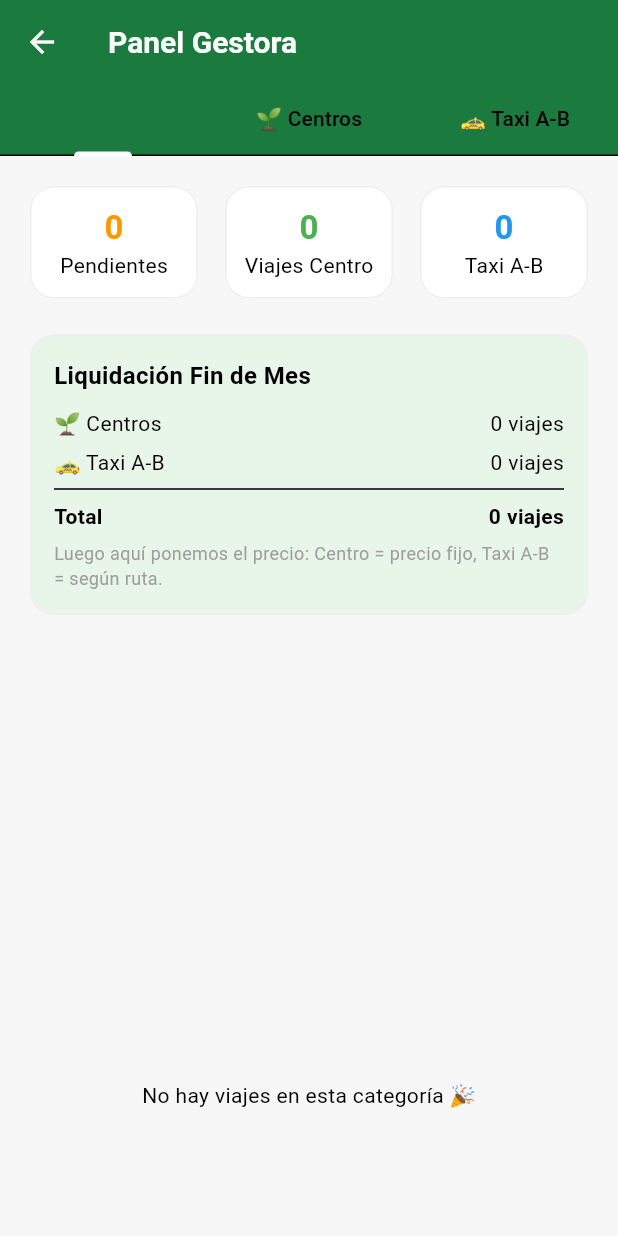
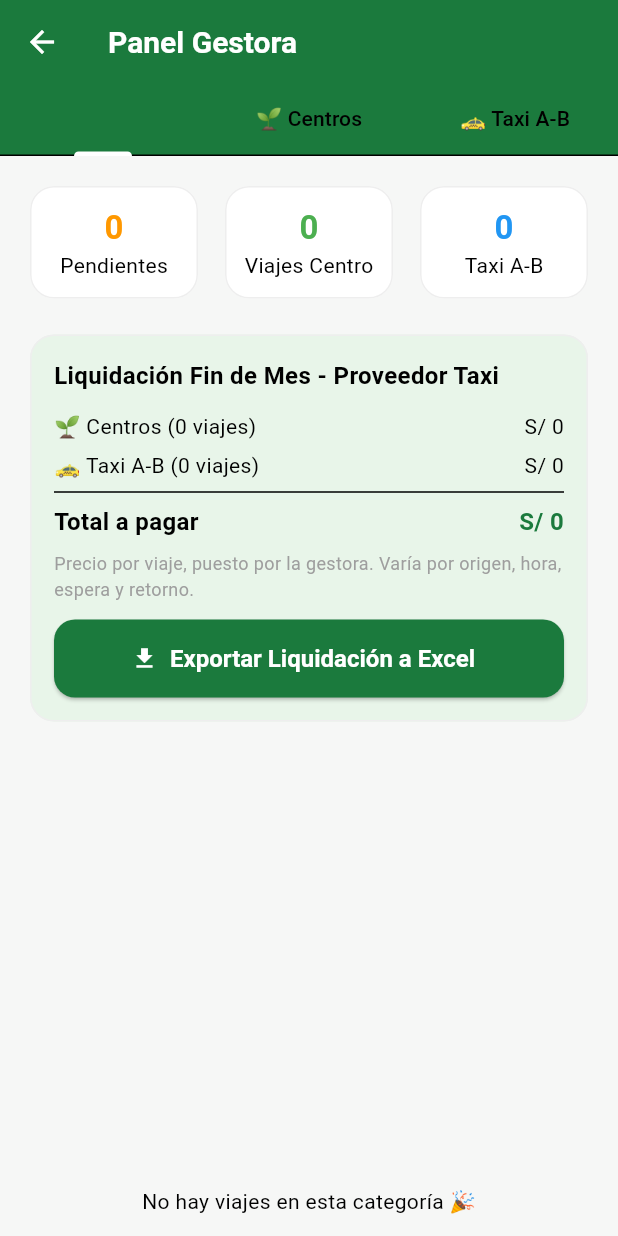
Before and after one commit to JPGomez20/Agend-y-Viajes, a Flutter app: the PanelGestoraScreen screen opened directly, on a phone screen of 412 x 824 dp. Run offline on Flutter 3.47's test engine with Material 3 defaults, Android fonts, the phone set to English and light mode, and no system bars; our stand-ins replace supabase_flutter; missing offline and left inert: dart:html, excel; accounts and stored records are empty.

Commit message:
Agrega exporte de liquidacion y precio variable por viaje

```diff
--- a/viajes_app/lib/screens/home_screen.dart
+++ b/viajes_app/lib/screens/home_screen.dart
@@ -16,7 +16,7 @@ class HomeScreen extends StatelessWidget {
           padding: const EdgeInsets.all(16),
           child: Row(
             children: [
-              Container(padding: const EdgeInsets.all(12), decoration: BoxDecoration(color: color.withOpacity(0.12), borderRadius: BorderRadius.circular(12)), child: Icon(icono, color: color, size: 28)),
+              Container(padding: const EdgeInsets.all(12), decoration: BoxDecoration(color: color.withValues(alpha: 0.12), borderRadius: BorderRadius.circular(12)), child: Icon(icono, color: color, size: 28)),
               const SizedBox(width: 14),
               Expanded(child: Column(crossAxisAlignment: CrossAxisAlignment.start, children: [Text(titulo, style: const TextStyle(fontSize: 16, fontWeight: FontWeight.bold)), Text(subtitulo, style: const TextStyle(color: Colors.grey, fontSize: 13))])),
               const Icon(Icons.arrow_forward_ios, size: 16, color: Colors.grey),
--- a/viajes_app/lib/screens/panel_gestora_screen.dart
+++ b/viajes_app/lib/screens/panel_gestora_screen.dart
@@ -1,5 +1,6 @@
 import 'package:flutter/material.dart';
 import '../main.dart';
+import '../services/export_service.dart';
 
 class PanelGestoraScreen extends StatefulWidget {
   const PanelGestoraScreen({super.key});
@@ -26,11 +27,11 @@ class _PanelGestoraScreenState extends State<PanelGestoraScreen> with SingleTick
     } catch (_) {
       setState(() {
         viajes = [
-          {'id': '1', 'centros': {'nombre': 'CENTRO 1'}, 'fecha_salida': '2026-11-24', 'hora_salida': '05:00', 'punto_recojo': 'Oficina central -> CENTRO 1', 'estado': 'aprobado', 'motivo': 'CENTRO: Supervisión', 'conductor': '', 'placa': ''},
-          {'id': '2', 'centros': {'nombre': 'CENTRO 2'}, 'fecha_salida': '2026-11-24', 'hora_salida': '06:00', 'punto_recojo': 'Mi casa -> CENTRO 2', 'estado': 'pendiente', 'motivo': 'CENTRO: Visita', 'conductor': '', 'placa': ''},
-          {'id': '3', 'centros': null, 'fecha_salida': '2026-11-24', 'hora_salida': '09:00', 'punto_recojo': 'Oficina central -> Aeropuerto', 'estado': 'aprobado', 'motivo': 'TAXI A-B: Recoger cliente | Solo ida: true', 'conductor': 'Carlos', 'placa': 'ABC-123'},
-          {'id': '4', 'centros': null, 'fecha_salida': '2026-11-25', 'hora_salida': '14:00', 'punto_recojo': 'Aeropuerto -> Oficina central', 'estado': 'completado', 'motivo': 'TAXI A-B: Llevar documentos', 'conductor': 'Carlos', 'placa': 'ABC-123'},
-          {'id': '5', 'centros': {'nombre': 'CENTRO 1'}, 'fecha_salida': '2026-11-25', 'hora_salida': '05:30', 'punto_recojo': 'Oficina central -> CENTRO 1', 'estado': 'completado', 'motivo': 'CENTRO: Auditoría', 'conductor': 'Carlos', 'placa': 'ABC-123'},
+          {'id': '1', 'centros': {'nombre': 'CENTRO 1'}, 'fecha_salida': '2026-11-24', 'hora_salida': '05:00', 'punto_recojo': 'Oficina central -> CENTRO 1', 'estado': 'aprobado', 'motivo': 'CENTRO: Supervisión', 'conductor': '', 'placa': '', 'precio': 0},
+          {'id': '2', 'centros': {'nombre': 'CENTRO 2'}, 'fecha_salida': '2026-11-24', 'hora_salida': '06:00', 'punto_recojo': 'Mi casa -> CENTRO 2', 'estado': 'pendiente', 'motivo': 'CENTRO: Visita', 'conductor': '', 'placa': '', 'precio': 0},
+          {'id': '3', 'centros': null, 'fecha_salida': '2026-11-24', 'hora_salida': '09:00', 'punto_recojo': 'Oficina central -> Aeropuerto', 'estado': 'aprobado', 'motivo': 'TAXI A-B: Recoger cliente | Solo ida: true', 'conductor': 'Carlos', 'placa': 'ABC-123', 'precio': 80},
+          {'id': '4', 'centros': null, 'fecha_salida': '2026-11-25', 'hora_salida': '14:00', 'punto_recojo': 'Aeropuerto -> Oficina central', 'estado': 'completado', 'motivo': 'TAXI A-B: Llevar documentos', 'conductor': 'Carlos', 'placa': 'ABC-123', 'precio': 90},
+          {'id': '5', 'centros': {'nombre': 'CENTRO 1'}, 'fecha_salida': '2026-11-25', 'hora_salida': '05:30', 'punto_recojo': 'Oficina central -> CENTRO 1', 'estado': 'completado', 'motivo': 'CENTRO: Auditoría', 'conductor': 'Carlos', 'placa': 'ABC-123', 'precio': 250},
         ];
         cargando = false;
       });
@@ -44,7 +45,6 @@ class _PanelGestoraScreenState extends State<PanelGestoraScreen> with SingleTick
     final placaC = TextEditingController();
     final conductorC = TextEditingController();
     final precioC = TextEditingController();
-
     final res = await showDialog<Map<String, String>?>(context: context, builder: (_) => AlertDialog(
       title: Text(esTaxiAB ? 'Asignar Taxi A-B' : 'Asignar Taxi a Centro'),
       content: SingleChildScrollView(
@@ -53,9 +53,9 @@ class _PanelGestoraScreenState extends State<PanelGestoraScreen> with SingleTick
           const SizedBox(height: 10),
           TextField(controller: placaC, decoration: const InputDecoration(labelText: 'Placa')),
           const SizedBox(height: 10),
-        TextField(controller: precioC, keyboardType: TextInputType.number, decoration: const InputDecoration(labelText: 'Precio S/ (lo que cobra el proveedor)', prefixText: 'S/ ')),
+          TextField(controller: precioC, keyboardType: TextInputType.number, decoration: const InputDecoration(labelText: 'Precio S/', prefixText: 'S/ ')),
           const SizedBox(height: 8),
-        const Text('El precio puede variar por punto de salida, hora, espera, etc. Pon el precio real que te pasó el proveedor.', style: TextStyle(fontSize: 12, color: Colors.grey)),
+          const Text('El precio varía por origen, hora, espera, etc. Pon el precio real.', style: TextStyle(fontSize: 12, color: Colors.grey)),
         ]),
       ),
       actions: [
@@ -63,24 +63,57 @@ class _PanelGestoraScreenState extends State<PanelGestoraScreen> with SingleTick
         ElevatedButton(onPressed: () => Navigator.pop(context, {'conductor': conductorC.text, 'placa': placaC.text, 'precio': precioC.text}), child: const Text('Guardar')),
       ],
     ));
-
     if (res != null) {
       try {
-      await supabase.from('viajes').update({
-        'conductor': res['conductor'],
-        'placa': res['placa'],
-        'precio': double.tryParse(res['precio'] ?? '0') ?? 0,
-      }).eq('id', id);
+        await supabase.from('viajes').update({'conductor': res['conductor'], 'placa': res['placa'], 'precio': double.tryParse(res['precio'] ?? '0') ?? 0}).eq('id', id);
       } catch (_) {}
       setState(() {
         final i = viajes.indexWhere((v) => v['id'].toString() == id);
-      if (i != -1) {
-        viajes[i]['conductor'] = res['conductor'];
-        viajes[i]['placa'] = res['placa'];
-        viajes[i]['precio'] = double.tryParse(res['precio'] ?? '0') ?? 0;
-      }
+        if (i != -1) { viajes[i]['conductor'] = res['conductor']; viajes[i]['placa'] = res['placa']; viajes[i]['precio'] = double.tryParse(res['precio'] ?? '0') ?? 0; }
       });
     }
+  }
+
+  Widget _liquidacion() {
+    double totalCentros = 0;
+    for (var v in viajes.where(esCentro)) { totalCentros += double.tryParse(v['precio']?.toString() ?? '0') ?? 0; }
+    double totalTaxis = 0;
+    for (var v in viajes.where(esTaxi)) { totalTaxis += double.tryParse(v['precio']?.toString() ?? '0') ?? 0; }
+    double totalGeneral = totalCentros + totalTaxis;
+
+    return Card(
+      color: Colors.green.shade50,
+      child: Padding(
+        padding: const EdgeInsets.all(16),
+        child: Column(
+          crossAxisAlignment: CrossAxisAlignment.start,
+          children: [
+            const Text('Liquidación Fin de Mes - Proveedor Taxi', style: TextStyle(fontWeight: FontWeight.bold, fontSize: 16)),
+            const SizedBox(height: 12),
+            Row(mainAxisAlignment: MainAxisAlignment.spaceBetween, children: [Text('🌱 Centros (${viajes.where(esCentro).length} viajes)'), Text('S/ ${totalCentros.toStringAsFixed(0)}')]),
+            const SizedBox(height: 6),
+            Row(mainAxisAlignment: MainAxisAlignment.spaceBetween, children: [Text('🚕 Taxi A-B (${viajes.where(esTaxi).length} viajes)'), Text('S/ ${totalTaxis.toStringAsFixed(0)}')]),
+            const Divider(),
+            Row(mainAxisAlignment: MainAxisAlignment.spaceBetween, children: [const Text('Total a pagar', style: TextStyle(fontWeight: FontWeight.bold, fontSize: 16)), Text('S/ ${totalGeneral.toStringAsFixed(0)}', style: const TextStyle(fontWeight: FontWeight.bold, fontSize: 16, color: Color(0xFF1B7A3D)))]),
+            const SizedBox(height: 8),
+            const Text('Precio por viaje, puesto por la gestora. Varía por origen, hora, espera y retorno.', style: TextStyle(fontSize: 12, color: Colors.grey)),
+            const SizedBox(height: 12),
+            SizedBox(
+              width: double.infinity,
+              child: ElevatedButton.icon(
+                icon: const Icon(Icons.download),
+                label: const Text('Exportar Liquidación a Excel'),
+                onPressed: () async {
+                  await ExportService.exportarLiquidacion(viajes: viajes, esTaxi: esTaxi);
+                  if (!mounted) return;
+                  ScaffoldMessenger.of(context).showSnackBar(const SnackBar(content: Text('✅ Excel descargado')));
+                },
+              ),
+            ),
+          ],
+        ),
+      ),
+    );
   }
 
   Widget _lista(List<Map<String, dynamic>> lista) {
@@ -96,11 +129,9 @@ class _PanelGestoraScreenState extends State<PanelGestoraScreen> with SingleTick
           child: ListTile(
             leading: CircleAvatar(backgroundColor: taxi ? Colors.orange.shade100 : Colors.green.shade100, child: Icon(taxi ? Icons.local_taxi : Icons.grass, color: taxi ? Colors.orange : Colors.green)),
             title: Text(taxi ? v['punto_recojo'] : '${v['centros']?['nombre'] ?? 'CENTRO'} - ${v['fecha_salida']}'),
-            subtitle: Text('Hora: ${v['hora_salida']}\n${v['motivo'] ?? ''}\nEstado: ${v['estado']} - Taxi: ${v['conductor'] ?? ''} ${v['placa'] ?? ''}'),
+            subtitle: Text('Hora: ${v['hora_salida']}\n${v['motivo'] ?? ''}\nEstado: ${v['estado']} - Taxi: ${v['conductor'] ?? ''} ${v['placa'] ?? ''} - Precio: S/ ${v['precio'] ?? 0}'),
             isThreeLine: true,
-           trailing: v['estado'] == 'aprobado'
-     ? IconButton(icon: const Icon(Icons.local_taxi), onPressed: () => asignarTaxi(v['id'].toString(), esTaxi(v)))
-     : IconButton(icon: const Icon(Icons.edit), onPressed: () => asignarTaxi(v['id'].toString(), esTaxi(v))),
+            trailing: IconButton(icon: Icon(v['estado'] == 'aprobado' ? Icons.local_taxi : Icons.edit), onPressed: () => asignarTaxi(v['id'].toString(), esTaxi(v))),
           ),
         );
       },
@@ -113,15 +144,10 @@ class _PanelGestoraScreenState extends State<PanelGestoraScreen> with SingleTick
     final centros = viajes.where(esCentro).toList();
     final taxis = viajes.where(esTaxi).toList();
     final pendientes = viajes.where((v) => v['estado'] == 'pendiente').length;
-
     return Scaffold(
       appBar: AppBar(
         title: const Text('Panel Gestora'),
-        bottom: TabBar(controller: _tabController, tabs: const [
-          Tab(text: 'Todos'),
-          Tab(text: '🌱 Centros'),
-          Tab(text: '🚕 Taxi A-B'),
-        ]),
+        bottom: TabBar(controller: _tabController, tabs: const [Tab(text: 'Todos'), Tab(text: '🌱 Centros'), Tab(text: '🚕 Taxi A-B')]),
       ),
       body: SingleChildScrollView(
         padding: const EdgeInsets.all(16),
@@ -135,32 +161,9 @@ class _PanelGestoraScreenState extends State<PanelGestoraScreen> with SingleTick
               Expanded(child: Card(child: Padding(padding: const EdgeInsets.all(12), child: Column(children: [Text('${taxis.length}', style: const TextStyle(fontSize: 22, fontWeight: FontWeight.bold, color: Colors.blue)), const Text('Taxi A-B')])))),
             ]),
             const SizedBox(height: 16),
-            Card(
-              color: Colors.green.shade50,
-              child: Padding(
-                padding: const EdgeInsets.all(16),
-                child: Column(crossAxisAlignment: CrossAxisAlignment.start, children: [
-                  const Text('Liquidación Fin de Mes', style: TextStyle(fontWeight: FontWeight.bold, fontSize: 16)),
-                  const SizedBox(height: 10),
-                  Row(mainAxisAlignment: MainAxisAlignment.spaceBetween, children: [const Text('🌱 Centros'), Text('${centros.length} viajes')]),
-                  const SizedBox(height: 6),
-                  Row(mainAxisAlignment: MainAxisAlignment.spaceBetween, children: [const Text('🚕 Taxi A-B'), Text('${taxis.length} viajes')]),
-                  const Divider(),
-                  Row(mainAxisAlignment: MainAxisAlignment.spaceBetween, children: [const Text('Total', style: TextStyle(fontWeight: FontWeight.bold)), Text('${viajes.length} viajes', style: const TextStyle(fontWeight: FontWeight.bold))]),
-                  const SizedBox(height: 6),
-                  const Text('Luego aquí ponemos el precio: Centro = precio fijo, Taxi A-B = según ruta.', style: TextStyle(fontSize: 12, color: Colors.grey)),
-                ]),
-              ),
-            ),
+            _liquidacion(),
             const SizedBox(height: 16),
-            SizedBox(
-              height: 600,
-              child: TabBarView(controller: _tabController, children: [
-                _lista(viajes),
-                _lista(centros),
-                _lista(taxis),
-              ]),
-            ),
+            SizedBox(height: 600, child: TabBarView(controller: _tabController, children: [_lista(viajes), _lista(centros), _lista(taxis)])),
           ],
         ),
       ),
--- a/viajes_app/pubspec.yaml
+++ b/viajes_app/pubspec.yaml
@@ -30,12 +30,12 @@ environment:
 dependencies:
   flutter:
     sdk: flutter
-  material_ui: ^1.1.0
 
   # The following adds the Cupertino Icons font to your application.
   # Use with the CupertinoIcons class for iOS style icons.
   cupertino_icons: ^1.0.8
   supabase_flutter: ^2.18.3
+  excel: ^4.0.6
 
 dev_dependencies:
   flutter_test:
```
Also changed, not shown: viajes_app/lib/screens/pedir_viaje_screen.dart (+14 -2 lines), viajes_app/lib/services/export_service.dart (added, +77 -0 lines), viajes_app/lib/main.dart (line endings or trailing spaces), viajes_app/lib/screens/aprobar_screen.dart (line endings or trailing spaces), viajes_app/lib/screens/login_screen.dart (line endings or trailing spaces), viajes_app/lib/theme/app_theme.dart (line endings or trailing spaces), viajes_app/pubspec.lock, 1 other file. Lines whose indentation alone changed are shown as unchanged.
